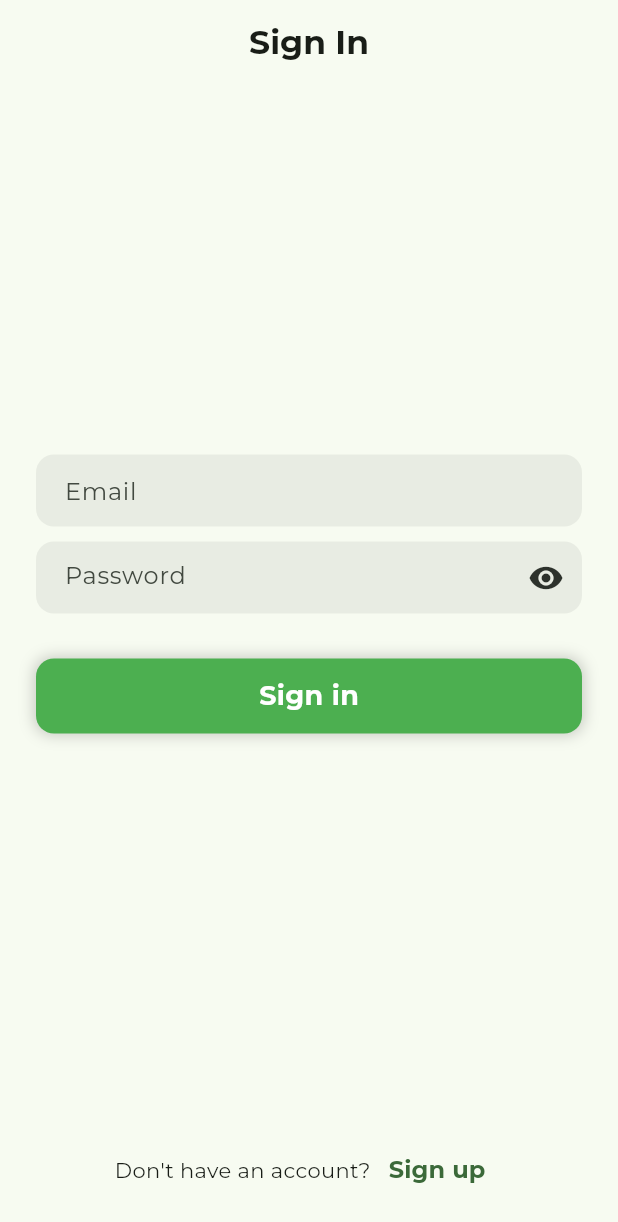
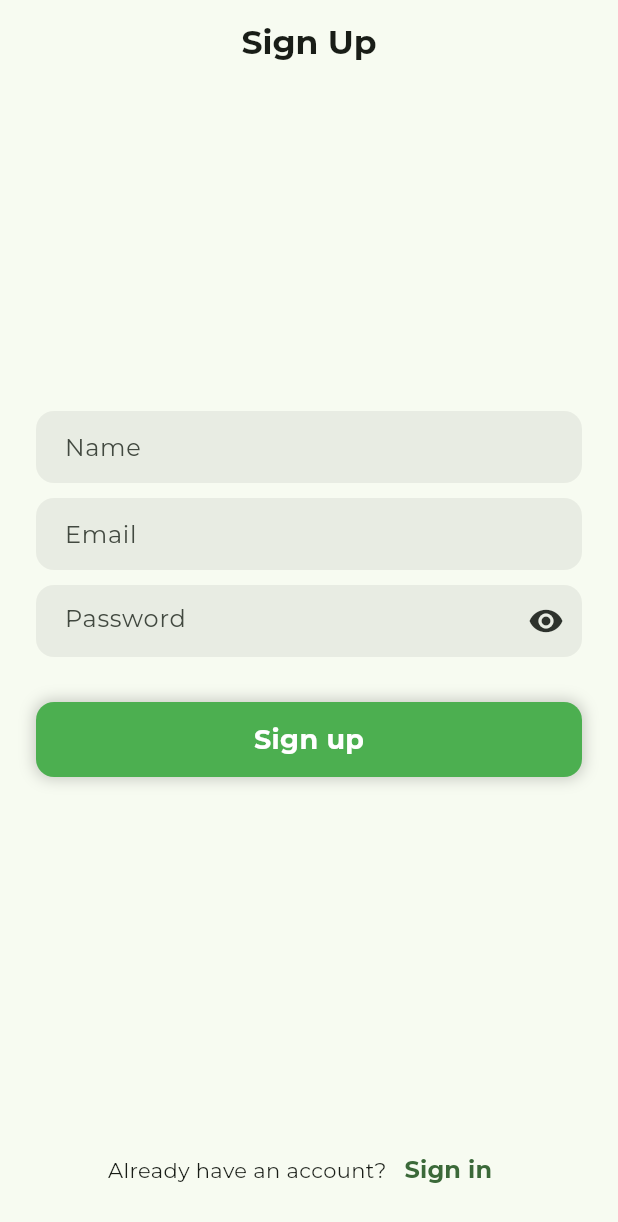
Before and after one commit to ritamk/neosurgetest, a Flutter app: the screen it shows after launch, on a phone screen of 412 x 824 dp. Shown: the top 1222 px of the screen. Run offline on Flutter 3.47's test engine with Material 3 defaults, Android fonts, the phone set to English and light mode, and no system bars; our stand-ins replace bloc, cloud_firestore, equatable, firebase_auth, firebase_core, google_fonts and 1 more; accounts and stored records are empty.

Commit message:
minor fix

```diff
--- a/lib/main.dart
+++ b/lib/main.dart
@@ -1,9 +1,9 @@
 import 'package:firebase_core/firebase_core.dart';
 import 'package:flutter/material.dart';
 import 'package:neosurgetest/firebase_options.dart';
-import 'package:neosurgetest/screens/auth/ui/sign_in_screen.dart';
 import 'package:neosurgetest/utils/shared_pref.dart';
 import 'package:neosurgetest/utils/theme.dart';
+import 'package:neosurgetest/wrapper.dart';
 
 void main() async {
   WidgetsFlutterBinding.ensureInitialized();
@@ -21,7 +21,7 @@ class MyApp extends StatelessWidget {
       title: 'Flutter Demo',
       debugShowCheckedModeBanner: false,
       theme: AppTheme.mainTheme(),
-      home: const SignInScreen(),
+      home: const AuthStateWrapper(),
     );
   }
 }
--- a/lib/wrapper.dart
+++ b/lib/wrapper.dart
@@ -16,9 +16,9 @@ class AuthStateWrapper extends StatelessWidget {
       builder: (BuildContext context, AsyncSnapshot snapshot) {
         if (snapshot.hasData) {
           LocalSharedPref.setUid(snapshot.data.uid);
+          return const HomeScreen();
+        } else {
           return const SignUpScreen();
-        } else {
-          return const HomeScreen();
         }
       },
     );
```
